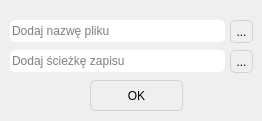
RStravinsky/PdfFinder, file mergedialog.ui: the form before one commit.
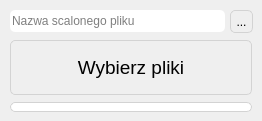
The form after the commit. Icons and pictures are not drawn.

What changed in the file:
```diff
--- a/mergedialog.ui
+++ b/mergedialog.ui
@@ -32,7 +32,7 @@
    <property name="geometry">
     <rect>
      <x>10</x>
-     <y>20</y>
+     <y>10</y>
      <width>215</width>
      <height>22</height>
     </rect>
@@ -50,78 +50,24 @@
     <bool>true</bool>
    </property>
    <property name="placeholderText">
-    <string>Dodaj nazwę pliku</string>
-   </property>
-  </widget>
-  <widget class="QLineEdit" name="pathLineEdit">
-   <property name="geometry">
-    <rect>
-     <x>10</x>
-     <y>50</y>
-     <width>215</width>
-     <height>22</height>
-    </rect>
-   </property>
-   <property name="styleSheet">
-    <string notr="true">QLineEdit {
-    font-size: 9pt; 
-    color: &quot;gray&quot;;
-    font-family: &quot;Arial&quot;;
-	border-radius: 5px;
-    border-width: 2px solid lightgray;
-}</string>
-   </property>
-   <property name="text">
-    <string/>
-   </property>
-   <property name="readOnly">
-    <bool>true</bool>
-   </property>
-   <property name="placeholderText">
-    <string>Dodaj ścieżkę zapisu</string>
-   </property>
-  </widget>
-  <widget class="QPushButton" name="buttonPath">
-   <property name="geometry">
-    <rect>
-     <x>230</x>
-     <y>50</y>
-     <width>23</width>
-     <height>23</height>
-    </rect>
-   </property>
-   <property name="styleSheet">
-    <string notr="true">QPushButton {
-color: &quot;gray&quot;;
-border: 1px solid lightgray;
-border-radius: 5px;
-background: &quot;white&quot;;
-}
-
-QPushButton:hover {
-background: &quot;lightgray&quot;;
-color: &quot;white&quot;;
-}
-
-QPushButton:pressed {
-border: 1px solid &quot;gray&quot;;
-background: #A9A9A9 ;
-}
-</string>
-   </property>
-   <property name="text">
-    <string>...</string>
+    <string>Nazwa scalonego pliku</string>
    </property>
   </widget>
   <widget class="QPushButton" name="buttonOk">
    <property name="geometry">
     <rect>
-     <x>90</x>
-     <y>80</y>
-     <width>93</width>
-     <height>31</height>
+     <x>10</x>
+     <y>40</y>
+     <width>242</width>
+     <height>55</height>
     </rect>
    </property>
+   <property name="font">
+    <font>
+     <family>Arial</family>
+     <pointsize>14</pointsize>
+    </font>
+   </property>
    <property name="styleSheet">
     <string notr="true">QPushButton {
 color: &quot;gray&quot;;
@@ -142,14 +88,24 @@
 </string>
    </property>
    <property name="text">
-    <string>OK</string>
+    <string>Wybierz pliki</string>
+   </property>
+   <property name="icon">
+    <iconset resource="resources.qrc">
+     <normaloff>:/images/images/logo.png</normaloff>:/images/images/logo.png</iconset>
+   </property>
+   <property name="iconSize">
+    <size>
+     <width>48</width>
+     <height>48</height>
+    </size>
    </property>
   </widget>
   <widget class="QPushButton" name="buttonName">
    <property name="geometry">
     <rect>
      <x>230</x>
-     <y>20</y>
+     <y>10</y>
      <width>23</width>
      <height>23</height>
     </rect>
@@ -177,6 +133,39 @@
     <string>...</string>
    </property>
   </widget>
+  <widget class="QProgressBar" name="progressBar">
+   <property name="geometry">
+    <rect>
+     <x>10</x>
+     <y>102</y>
+     <width>242</width>
+     <height>10</height>
+    </rect>
+   </property>
+   <property name="styleSheet">
+    <string notr="true">QProgressBar {
+border: 1px solid lightgray;
+border-radius: 5px;
+padding: 1px;
+color: &quot;white&quot;;
+}
+
+QProgressBar::chunk {
+background: QLinearGradient( x1: 0, y1: 0, x2: 0, y2: 1,
+stop: 0 #06A6DA, 
+stop: 0.5 #1E90FF ,
+stop: 1 #238 );
+border-radius: 3px;
+border: 1px solid black;
+}</string>
+   </property>
+   <property name="value">
+    <number>0</number>
+   </property>
+   <property name="textVisible">
+    <bool>false</bool>
+   </property>
+  </widget>
  </widget>
  <resources/>
  <connections/>
```
Left out of the diff: 6 changed lines with no effect on the pictures.
